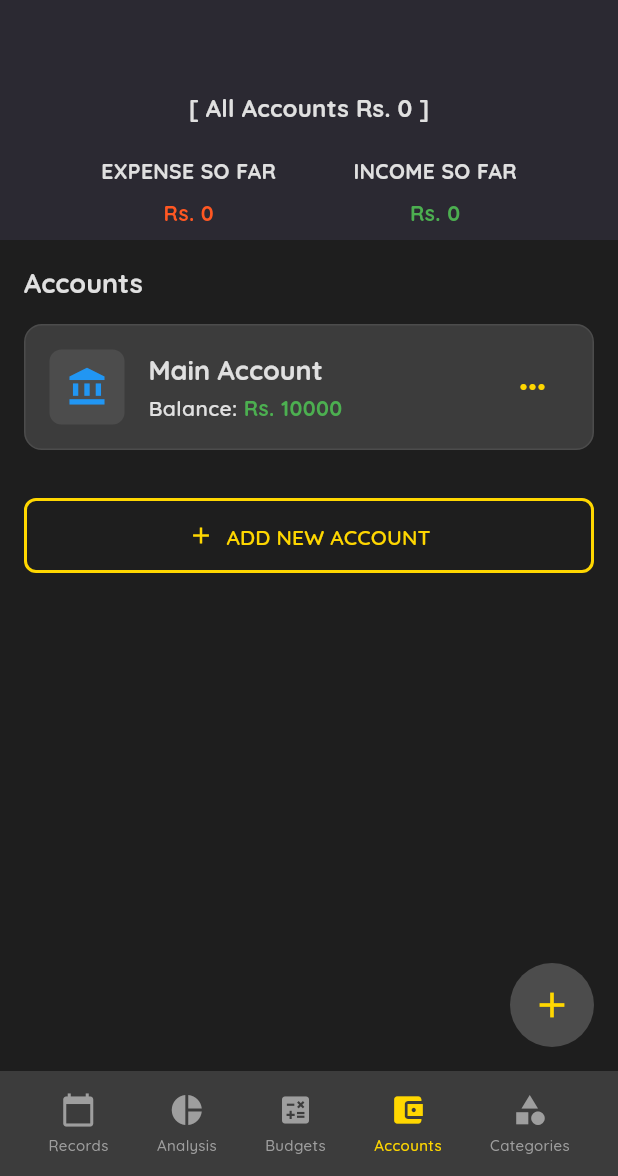
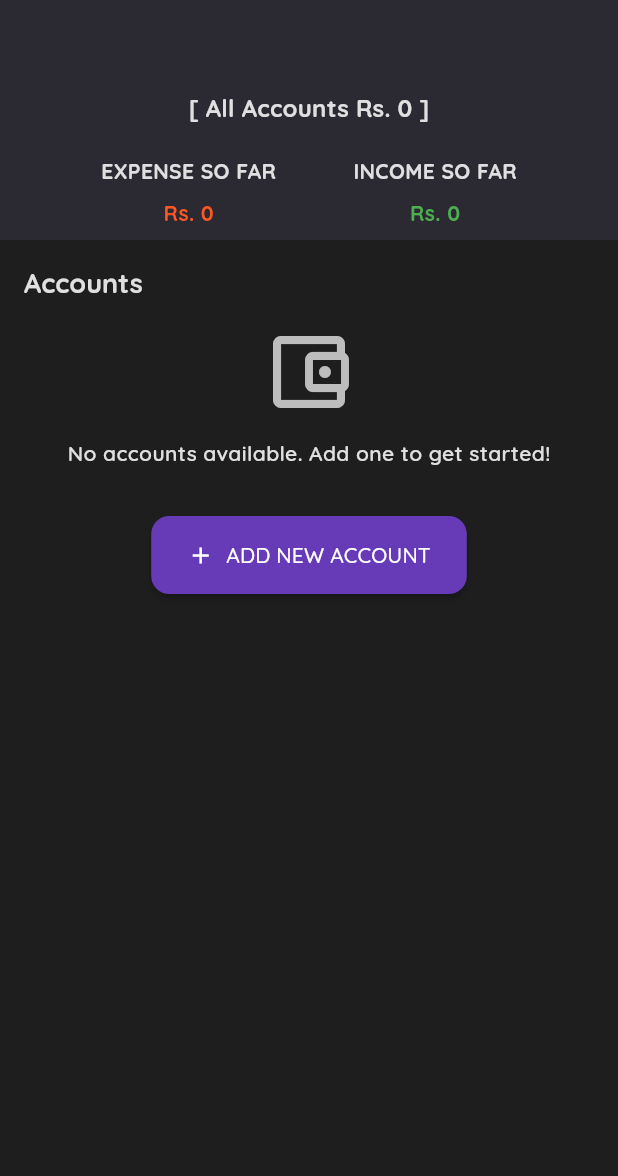
Before and after one commit to Eemayas/Remind-Wallet, a Flutter app: the screen it shows after launch, on a phone screen of 412 x 824 dp, the part 60-1236 px from its top. Run offline on Flutter 3.47's test engine with Material 3 defaults, Android fonts, the light colour scheme and no system bars; our stand-ins replace cloud_firestore, dropdown_button2, equatable, firebase_auth, firebase_core, flutter_bloc and 15 more; accounts and stored records are empty; statements that could not run were skipped; project files that could hold a hidden picture were left out.

Commit message:
feat: Implement Add Account Form and Account List Screen with navigation updates

```diff
--- a/lib/main.dart
+++ b/lib/main.dart
@@ -6,7 +6,7 @@ import 'package:flutter_bloc/flutter_bloc.dart';
 import 'package:flutter_easyloading/flutter_easyloading.dart';
 import 'package:hive_flutter/adapters.dart';
 import 'package:provider/provider.dart';
-import 'package:remind_wallet/Pages/account_list_screen.dart';
+import 'package:remind_wallet/modules/account/presentation/account_list_screen.dart';
 import 'package:remind_wallet/Pages/add_account.dart';
 import 'package:remind_wallet/Pages/add_transaction.dart';
 import 'package:remind_wallet/Pages/add_transaction_screen.dart';
--- a/lib/Pages/account_list_screen.dart
+++ b/lib/modules/account/presentation/account_list_screen.dart
@@ -3,11 +3,66 @@ import 'package:flutter_bloc/flutter_bloc.dart';
 import 'package:remind_wallet/bloc/expense_bloc.dart';
 import 'package:remind_wallet/bloc/expense_state.dart';
 import 'package:remind_wallet/global/widgets/account_card.dart';
-import 'package:remind_wallet/models/account_model.dart';
+import 'package:remind_wallet/global/widgets/add_edit_account_modal.dart';
+import 'package:remind_wallet/global/widgets/custom_button.dart';
+import 'package:remind_wallet/models/transaction_icon.dart';
 import 'package:remind_wallet/theme/color.dart';
 
-class AccountListScreen extends StatelessWidget {
+class AccountListScreen extends StatefulWidget {
   const AccountListScreen({super.key});
+
+  @override
+  State<AccountListScreen> createState() => _AccountListScreenState();
+}
+
+class _AccountListScreenState extends State<AccountListScreen> {
+  void _showAddAccountForm(BuildContext context) {
+    final TextEditingController accountName = TextEditingController();
+    final TextEditingController accountInitialAmount = TextEditingController();
+    final List<TransactionIcon> availableIcons = accountIcons;
+
+    IconData? selectedIcon;
+
+    void showAddAccountForm() {
+      final TextEditingController accountName = TextEditingController();
+      final TextEditingController accountInitialAmount =
+          TextEditingController();
+      final List<TransactionIcon> availableIcons = accountIcons;
+
+      IconData? selectedIcon;
+
+      showDialog(
+        context: context,
+        builder: (context) {
+          return StatefulBuilder(
+            builder: (context, setState) {
+              return AddAccountForm(
+                accountName: accountName,
+                accountInitialAmount: accountInitialAmount,
+                selectedIcon: selectedIcon,
+                availableIcons: availableIcons,
+                onIconSelected: (icon) => setState(() => selectedIcon = icon),
+                onCancel: () {
+                  selectedIcon = null;
+                  accountName.clear();
+                  accountInitialAmount.clear();
+                  Navigator.pop(context);
+                },
+                onSave: () {
+                  if (accountName.text.isNotEmpty &&
+                      accountInitialAmount.text.isNotEmpty &&
+                      selectedIcon != null) {
+                    // Add logic to store the new account
+                    Navigator.pop(context);
+                  }
+                },
+              );
+            },
+          );
+        },
+      );
+    }
+  }
 
   @override
   Widget build(BuildContext context) {
@@ -153,64 +208,48 @@ class AccountListScreen extends StatelessWidget {
                             ),
                       ),
                       SizedBox(height: 16),
+                      if (state.accounts.isEmpty)
+                        Center(
+                          child: Column(
+                            children: [
+                              Icon(
+                                Icons.account_balance_wallet_outlined,
+                                size: 64,
+                                color: Colors.grey[400],
+                              ),
+                              SizedBox(height: 12),
+                              Text(
+                                'No accounts available. Add one to get started!',
+                                style: Theme.of(context).textTheme.bodyMedium,
+                              ),
+                            ],
+                          ),
+                        ),
 
-                      // Account Cards
-                      AccountCard(
-                        account: AccountModel(
-                          name: 'Main Account',
-                          currentBalance: 10000,
-                          iconIndex: 0,
-                        ),
-                      ),
+                      ...state.accounts.map((account) {
+                        return AccountCard(
+                          account: account,
+                        );
+                      }),
                       SizedBox(height: 12),
-                      // AccountCard(
-                      //   name: 'Sanima',
-                      //   balance: '₹3,510.00',
-                      //   icon: Icons.account_balance_wallet,
-                      //   iconColor: Colors.greenAccent,
-                      // ),
-                      // SizedBox(height: 12),
-                      // AccountCard(
-                      //   name: 'Saving',
-                      //   balance: '₹500.00',
-                      //   icon: Icons.savings,
-                      //   iconColor: Colors.pinkAccent,
-                      // ),
-                      // SizedBox(height: 12),
-                      // AccountCard(
-                      //   name: 'Wallet',
-                      //   balance: '₹1,245.00',
-                      //   icon: Icons.savings,
-                      //   iconColor: Colors.pinkAccent,
-                      // ),
+
                       SizedBox(height: 20),
 
                       // Add New Account Button
-                      Container(
-                        width: double.infinity,
-                        height: 50,
-                        decoration: BoxDecoration(
-                          border: Border.all(
-                            color: Color(0xFFFFD700),
-                            width: 2,
-                          ),
-                          borderRadius: BorderRadius.circular(8),
-                        ),
-                        child: TextButton.icon(
-                          onPressed: () {},
-                          icon: Icon(
-                            Icons.add,
-                            color: Color(0xFFFFD700),
-                          ),
-                          label: Text(
-                            'ADD NEW ACCOUNT',
-                            style: TextStyle(
-                              color: Color(0xFFFFD700),
-                              fontWeight: FontWeight.w600,
+                      Builder(
+                        builder: (context) {
+                          return Center(
+                            child: CustomElevatedButton(
+                              onPressed: () {
+                                _showAddAccountForm(context);
+                              },
+                              label: 'ADD NEW ACCOUNT',
+                              icon: Icons.add,
                             ),
-                          ),
-                        ),
+                          );
+                        },
                       ),
+
                       SizedBox(height: 80), // Extra space for bottom navigation
                     ],
                   ),
@@ -221,64 +260,26 @@ class AccountListScreen extends StatelessWidget {
         },
       ),
 
-      // Bottom Navigation
-      bottomNavigationBar: Container(
-        height: 70,
-        decoration: BoxDecoration(
-          color: Color(0xFF3C3C3C),
-        ),
-        child: Row(
-          mainAxisAlignment: MainAxisAlignment.spaceEvenly,
-          children: [
-            BottomNavItem(
-              icon: Icons.calendar_today,
-              label: 'Records',
-              isSelected: false,
-            ),
-            BottomNavItem(
-              icon: Icons.pie_chart,
-              label: 'Analysis',
-              isSelected: false,
-            ),
-            BottomNavItem(
-              icon: Icons.calculate,
-              label: 'Budgets',
-              isSelected: false,
-            ),
-            BottomNavItem(
-              icon: Icons.account_balance_wallet,
-              label: 'Accounts',
-              isSelected: true,
-            ),
-            BottomNavItem(
-              icon: Icons.category,
-              label: 'Categories',
-              isSelected: false,
-            ),
-          ],
-        ),
-      ),
-
-      // Floating Action Button
-      floatingActionButton: Container(
-        width: 56,
-        height: 56,
-        decoration: BoxDecoration(
-          color: Color(0xFF4C4C4C),
-          shape: BoxShape.circle,
-        ),
-        child: FloatingActionButton(
-          onPressed: () {},
-          backgroundColor: Colors.transparent,
-          elevation: 0,
-          child: Icon(
-            Icons.add,
-            color: Color(0xFFFFD700),
-            size: 28,
-          ),
-        ),
-      ),
-      floatingActionButtonLocation: FloatingActionButtonLocation.endFloat,
+      // // Floating Action Button
+      // floatingActionButton: Container(
+      //   width: 56,
+      //   height: 56,
+      //   decoration: BoxDecoration(
+      //     color: Color(0xFF4C4C4C),
+      //     shape: BoxShape.circle,
+      //   ),
+      //   child: FloatingActionButton(
+      //     onPressed: () {},
+      //     backgroundColor: Colors.transparent,
+      //     elevation: 0,
+      //     child: Icon(
+      //       Icons.add,
+      //       color: Color(0xFFFFD700),
+      //       size: 28,
+      //     ),
+      //   ),
+      // ),
+      // floatingActionButtonLocation: FloatingActionButtonLocation.endFloat,
     );
   }
 }
```
Also changed, not shown: lib/Pages/home_pages/dashboard.dart (+4 -8 lines), lib/global/widgets/add_edit_account_modal.dart (added, +133 -0 lines).
